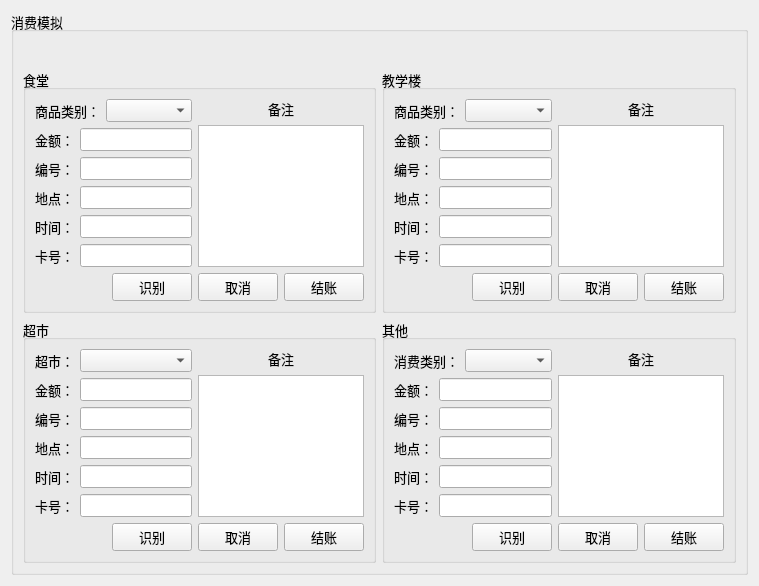
Before: the Qt Designer form Lab5/One_Card_System/pages/consume/consumepage.ui in JyamlamLaiHust/RFIDLab, drawn with Qt 5.
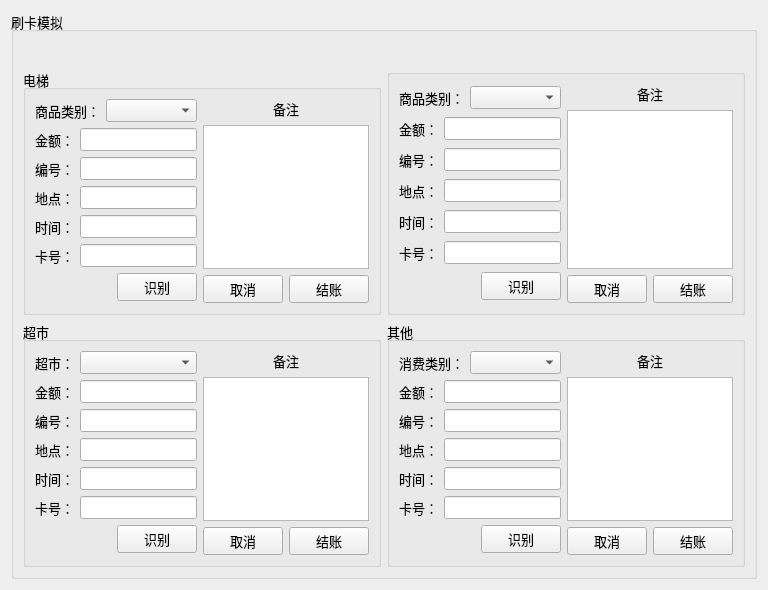
After: the same form once the commit is applied.

```diff
--- a/Lab5/One_Card_System/pages/consume/consumepage.ui
+++ b/Lab5/One_Card_System/pages/consume/consumepage.ui
@@ -6,8 +6,8 @@
    <rect>
     <x>0</x>
     <y>0</y>
-    <width>759</width>
-    <height>545</height>
+    <width>768</width>
+    <height>590</height>
    </rect>
   </property>
   <property name="windowTitle">
@@ -23,7 +23,7 @@
       </font>
      </property>
      <property name="title">
-      <string>消费模拟</string>
+      <string>刷卡模拟</string>
      </property>
      <layout class="QVBoxLayout" name="verticalLayout_9">
       <item>
@@ -56,7 +56,7 @@
            </font>
           </property>
           <property name="title">
-           <string>食堂</string>
+           <string>电梯</string>
           </property>
           <layout class="QGridLayout" name="gridLayout_9" columnstretch="3,2">
            <item row="0" column="0">
@@ -333,7 +333,7 @@
            </font>
           </property>
           <property name="title">
-           <string>教学楼</string>
+           <string/>
           </property>
           <layout class="QGridLayout" name="gridLayout_10" columnstretch="3,2">
            <item row="0" column="0">
```
